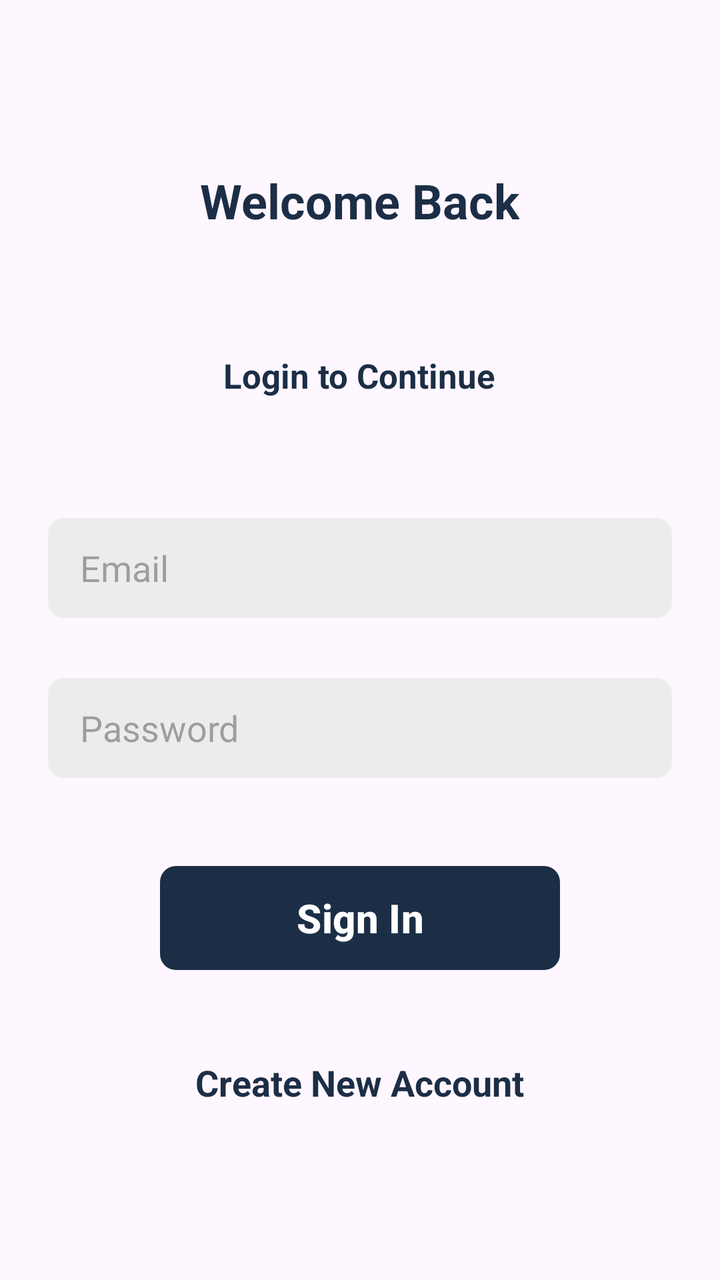
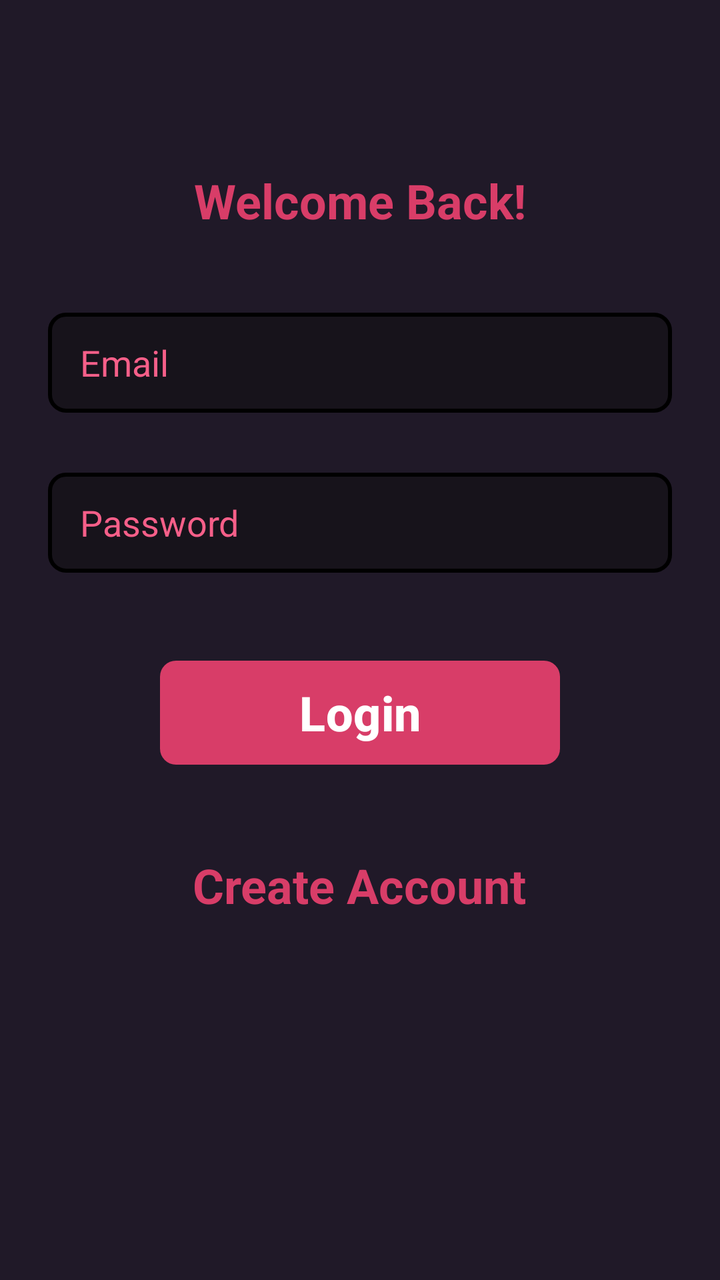

An Android layout rendered at two revisions. The XML below is the earlier revision; the diff shows what the commit changed to produce the second picture.
<!-- AndroidManifest.xml: application theme Theme.Chatapp -->
<!-- res/layout/activity_sign_in.xml -->
<?xml version="1.0" encoding="utf-8"?>
<ScrollView xmlns:android="http://schemas.android.com/apk/res/android"
    xmlns:app="http://schemas.android.com/apk/res-auto"
    xmlns:tools="http://schemas.android.com/tools"
    android:id="@+id/main"
    android:layout_width="match_parent"
    android:layout_height="match_parent"
    android:clipToPadding="false"
    android:overScrollMode="never"
    android:padding="24dp"
    android:scrollbars="none"
    tools:context=".activities.SignInActivity">

    <LinearLayout
        android:layout_width="match_parent"
        android:layout_height="wrap_content"
        android:gravity="center_horizontal"
        android:orientation="vertical">

        <TextView
            android:layout_width="wrap_content"
            android:layout_height="wrap_content"
            android:text="@string/welcome_back"
            android:layout_marginTop="60dp"
            android:textColor="@color/primary"
            android:textSize="24sp"
            android:textStyle="bold" />

        <TextView
            android:layout_width="wrap_content"
            android:layout_height="wrap_content"
            android:text="@string/login_continue"
            android:layout_marginTop="60dp"
            android:textColor="@color/primary"
            android:textSize="17sp"
            android:textStyle="bold"/>

        <EditText
            android:id="@+id/inputEmail"
            android:layout_width="match_parent"
            android:layout_height="50dp"
            android:layout_marginTop="60dp"
            android:hint="@string/hint_email"
            android:background="@drawable/background_input"
            android:imeOptions="actionNext"
            android:importantForAutofill="no"
            android:inputType="textEmailAddress"
            android:paddingStart="16dp"
            android:paddingEnd="16dp"
            android:textColor="@color/primary_text"
            android:textSize="18sp"/>

        <EditText
            android:id="@+id/inputPassword"
            android:layout_width="match_parent"
            android:layout_height="50dp"
            android:layout_marginTop="30dp"
            android:hint="@string/hint_password"
            android:background="@drawable/background_input"
            android:imeOptions="actionNext"
            android:importantForAutofill="no"
            android:inputType="textPassword"
            android:paddingStart="16dp"
            android:paddingEnd="16dp"
            android:textAlignment="gravity"
            android:textColor="@color/primary_text"
            android:textSize="18sp"/>

        <FrameLayout
            android:layout_width="match_parent"
            android:layout_height="wrap_content"
            android:layout_marginTop="20dp"
            android:animateLayoutChanges="true">

            <com.google.android.material.button.MaterialButton
                android:id="@+id/buttonSignIn"
                android:layout_width="200dp"
                android:layout_height="60dp"
                android:layout_marginTop="20dp"
                android:layout_gravity="top|center"
                android:text="@string/sign_in"
                android:textColor="@color/white"
                android:textSize="20sp"
                android:textStyle="bold"
                app:cornerRadius="8sp"/>

            <ProgressBar
                android:id="@+id/progressBar"
                android:layout_width="25dp"
                android:layout_height="25dp"
                android:layout_gravity="center"
                android:visibility="invisible"/>

        </FrameLayout>

        <TextView
            android:id="@+id/textCreateAccount"
            android:layout_width="wrap_content"
            android:layout_height="wrap_content"
            android:layout_marginTop="40dp"
            android:text="@string/create_account"
            android:textColor="@color/primary"
            android:textSize="18sp"
            android:textStyle="bold"/>

    </LinearLayout>

</ScrollView>
<!-- resources referenced by this layout -->
<resources>
  <color name="primary">#1C2E46</color>
  <color name="primary_text">#212121</color>
  <color name="white">#FFFFFFFF</color>
  <!-- drawable background_input (drawable) -->
  <?xml version="1.0" encoding="utf-8"?>
  <shape xmlns:android="http://schemas.android.com/apk/res/android" android:shape="rectangle">
      <solid android:color="@color/input_background"/>
      <corners android:radius="8dp"/>
  </shape>
  <string name="create_account">Create New Account</string>
  <string name="hint_email">Email</string>
  <string name="hint_password">Password</string>
  <string name="login_continue">Login to Continue</string>
  <string name="sign_in">Sign In</string>
  <string name="welcome_back">Welcome Back</string>
  <style name="Theme.Chatapp" parent="Base.Theme.Chatapp" />
  <color name="input_background">#ECECEC</color>
  <style name="Base.Theme.Chatapp" parent="Theme.Material3.DayNight.NoActionBar">
          
          <item name="colorPrimary">@color/primary</item>
          <item name="android:statusBarColor">@color/primary</item>
          
      </style>
</resources>

<!-- the commit's change to res/layout/activity_sign_in.xml (unified diff, before → after) -->
@@ -9,6 +9,7 @@
     android:overScrollMode="never"
     android:padding="24dp"
     android:scrollbars="none"
+    android:background="@color/background"
     tools:context=".activities.SignInActivity">
 
     <LinearLayout
@@ -26,20 +27,15 @@
             android:textSize="24sp"
             android:textStyle="bold" />
 
-        <TextView
-            android:layout_width="wrap_content"
-            android:layout_height="wrap_content"
-            android:text="@string/login_continue"
-            android:layout_marginTop="60dp"
-            android:textColor="@color/primary"
-            android:textSize="17sp"
-            android:textStyle="bold"/>
+
+
+
 
         <EditText
             android:id="@+id/inputEmail"
             android:layout_width="match_parent"
             android:layout_height="50dp"
-            android:layout_marginTop="60dp"
+            android:layout_marginTop="40dp"
             android:hint="@string/hint_email"
             android:background="@drawable/background_input"
             android:imeOptions="actionNext"
@@ -48,6 +44,7 @@
             android:paddingStart="16dp"
             android:paddingEnd="16dp"
             android:textColor="@color/primary_text"
+            android:textColorHint="@color/primary_text"
             android:textSize="18sp"/>
 
         <EditText
@@ -64,6 +61,7 @@
             android:paddingEnd="16dp"
             android:textAlignment="gravity"
             android:textColor="@color/primary_text"
+            android:textColorHint="@color/primary_text"
             android:textSize="18sp"/>
 
         <FrameLayout
@@ -80,7 +78,7 @@
                 android:layout_gravity="top|center"
                 android:text="@string/sign_in"
                 android:textColor="@color/white"
-                android:textSize="20sp"
+                android:textSize="24sp"
                 android:textStyle="bold"
                 app:cornerRadius="8sp"/>
 
@@ -100,7 +98,7 @@
             android:layout_marginTop="40dp"
             android:text="@string/create_account"
             android:textColor="@color/primary"
-            android:textSize="18sp"
+            android:textSize="24sp"
             android:textStyle="bold"/>
 
     </LinearLayout>
<!-- resource entries referenced after the edit -->
@@ -1,22 +1,26 @@
 <!-- resources referenced by this layout -->
 <resources>
-  <color name="primary">#1C2E46</color>
-  <color name="primary_text">#212121</color>
+  <color name="background">#201928</color>
+  <color name="primary">#FFD83D68</color>
+  <color name="primary_text">#F65F89</color>
   <color name="white">#FFFFFFFF</color>
   <!-- drawable background_input (drawable) -->
   <?xml version="1.0" encoding="utf-8"?>
   <shape xmlns:android="http://schemas.android.com/apk/res/android" android:shape="rectangle">
-      <solid android:color="@color/input_background"/>
       <corners android:radius="8dp"/>
+      <solid android:color="@color/background_input"/>
+      <stroke
+          android:color="@color/black"
+          android:width="2dp"/>
   </shape>
-  <string name="create_account">Create New Account</string>
+  <string name="create_account">Create Account</string>
   <string name="hint_email">Email</string>
   <string name="hint_password">Password</string>
-  <string name="login_continue">Login to Continue</string>
-  <string name="sign_in">Sign In</string>
-  <string name="welcome_back">Welcome Back</string>
+  <string name="sign_in">Login</string>
+  <string name="welcome_back">Welcome Back!</string>
   <style name="Theme.Chatapp" parent="Base.Theme.Chatapp" />
-  <color name="input_background">#ECECEC</color>
+  <color name="background_input">#17131B</color>
+  <color name="black">#FF000000</color>
   <style name="Base.Theme.Chatapp" parent="Theme.Material3.DayNight.NoActionBar">
           
           <item name="colorPrimary">@color/primary</item>
